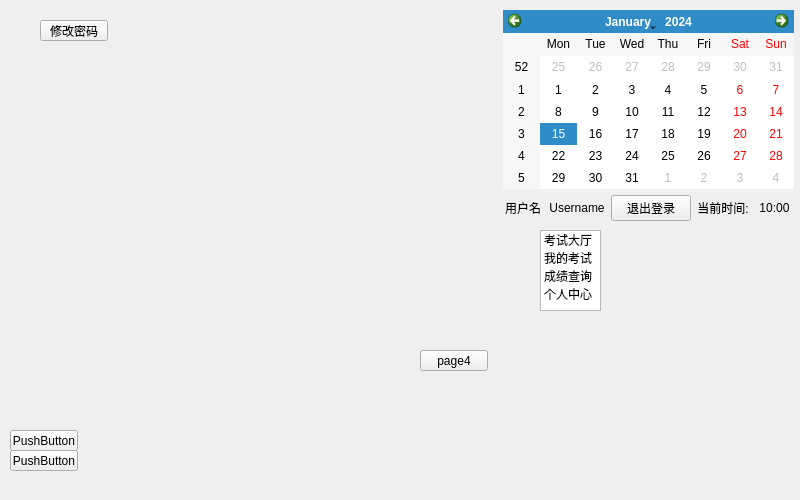
This is project_testing_0302/mainmenuwidget.ui in MatthewVork/project_testing_0302 as Qt 5 draws it before an edit. The edited form follows.
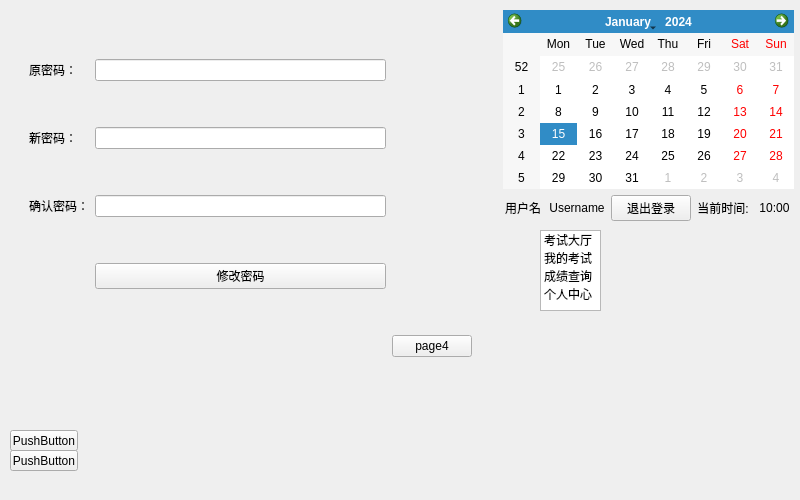
This is the edited form. The open tabs and pages were chosen to show the change.

Commit message: 添加了修改密码还有退出登录的逻辑完善，同时添加了查询成绩的功能，但查询功能有待完善

```diff
--- a/project_testing_0302/mainmenuwidget.ui
+++ b/project_testing_0302/mainmenuwidget.ui
@@ -140,8 +140,8 @@
     <rect>
      <x>20</x>
      <y>10</y>
-     <width>471</width>
-     <height>371</height>
+     <width>461</width>
+     <height>401</height>
     </rect>
    </property>
    <property name="currentIndex">
@@ -217,35 +217,68 @@
       <string>page3</string>
      </property>
     </widget>
-   </widget>
-   <widget class="QWidget" name="page2">
-    <widget class="QPushButton" name="pushButton_6">
+    <widget class="QPushButton" name="btn_history">
      <property name="geometry">
       <rect>
-       <x>400</x>
-       <y>340</y>
-       <width>68</width>
-       <height>21</height>
-      </rect>
-     </property>
-     <property name="text">
-      <string>page4</string>
-     </property>
-    </widget>
-    <widget class="QPushButton" name="pushButton_7">
-     <property name="geometry">
-      <rect>
-       <x>20</x>
+       <x>10</x>
        <y>10</y>
        <width>68</width>
        <height>21</height>
       </rect>
      </property>
      <property name="text">
-      <string>修改密码</string>
+      <string>查询成绩</string>
      </property>
     </widget>
    </widget>
+   <widget class="QWidget" name="page2">
+    <layout class="QGridLayout" name="gridLayout">
+     <item row="0" column="0">
+      <widget class="QLabel" name="label_3">
+       <property name="text">
+        <string>原密码：</string>
+       </property>
+      </widget>
+     </item>
+     <item row="0" column="1">
+      <widget class="QLineEdit" name="lineEdit_oldPwd"/>
+     </item>
+     <item row="1" column="0">
+      <widget class="QLabel" name="label_4">
+       <property name="text">
+        <string>新密码：</string>
+       </property>
+      </widget>
+     </item>
+     <item row="1" column="1">
+      <widget class="QLineEdit" name="lineEdit_newPwd"/>
+     </item>
+     <item row="2" column="0">
+      <widget class="QLabel" name="label_5">
+       <property name="text">
+        <string>确认密码：</string>
+       </property>
+      </widget>
+     </item>
+     <item row="2" column="1">
+      <widget class="QLineEdit" name="lineEdit_Conform"/>
+     </item>
+     <item row="3" column="1">
+      <widget class="QPushButton" name="btn_confirm">
+       <property name="text">
+        <string>修改密码</string>
+       </property>
+      </widget>
+     </item>
+     <item row="4" column="2">
+      <widget class="QPushButton" name="pushButton_6">
+       <property name="text">
+        <string>page4</string>
+       </property>
+      </widget>
+     </item>
+    </layout>
+   </widget>
   </widget>
  </widget>
  <resources/>
```
Left out of the diff: 2 changed lines with no effect on the pictures. The commit also changes 60 other files.
